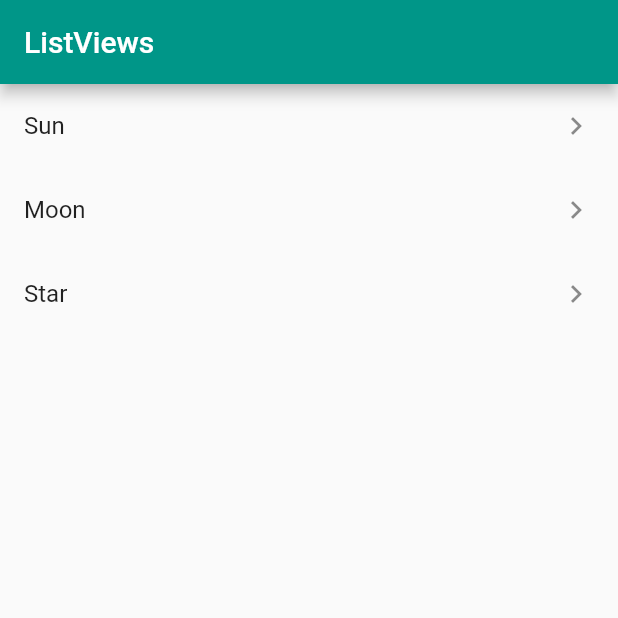
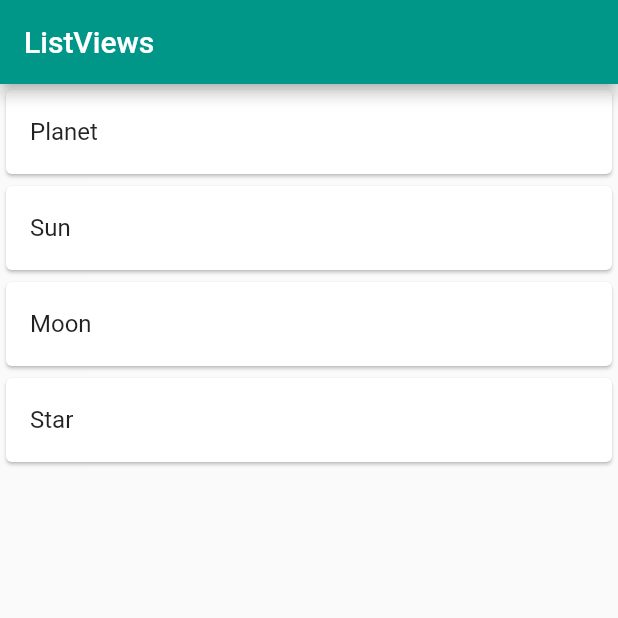
Before and after one commit to ruslanou/flutter-list, a Flutter app: the screen it shows after launch, after a tap on "Sun", on a phone screen of 412 x 824 dp, the top half of it. Run offline on Flutter 3.47's test engine with Material 2 defaults, Android fonts, the phone set to English and light mode, and no system bars.

Commit message:
Updating list data

```diff
--- a/lib/main.dart
+++ b/lib/main.dart
@@ -21,37 +21,39 @@ class MyApp extends StatelessWidget {
   }
 }
 
-class BodyLayout extends StatelessWidget {
+class BodyLayout extends StatefulWidget {
+  @override
+  _BodyLayoutState createState() => _BodyLayoutState();
+}
+
+class _BodyLayoutState extends State<BodyLayout> {
+  List<String> titles = ['Sun', 'Moon', 'Star'];
   @override
   Widget build(BuildContext context) {
-    return _myListView(context);
+    return _myListView();
+  }
+  Widget _myListView() {
+    return ListView.builder(
+      itemCount: titles.length,
+      itemBuilder: (context, index) {
+        final item = titles[index];
+        return Card(
+          child: ListTile(
+            title: Text(item),
+            onTap: () {
+              setState(() {
+                titles.insert(index, 'Planet');
+              });
+            },
+            onLongPress: () {
+              setState(() {
+                titles.removeAt(index);
+              });
+            },
+          ),
+
+        );
+      },
+    );
   }
 }
-
-Widget _myListView(BuildContext context) {
-  return ListView(
-    children: <Widget>[
-      ListTile(
-        title: Text('Sun'),
-        trailing: Icon(Icons.keyboard_arrow_right),
-        onTap: () {
-          print('Sun');
-        },
-      ),
-      ListTile(
-        title: Text('Moon'),
-        trailing: Icon(Icons.keyboard_arrow_right),
-        onTap: () {
-          print('Moon');
-        },
-      ),
-      ListTile(
-        title: Text('Star'),
-        trailing: Icon(Icons.keyboard_arrow_right),
-        onTap: () {
-          print('Star');
-        },
-      )
-    ],
-  );
-}
```
